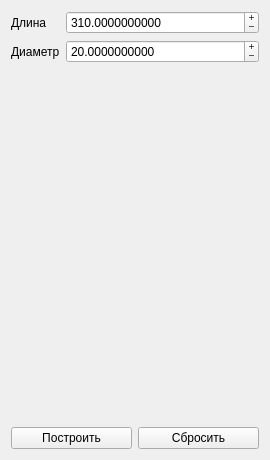
Old version of the form PneumocylinderConfigurator/ParamsWidget.ui in the repository maxchistt/PneumocylinderConfigurator.
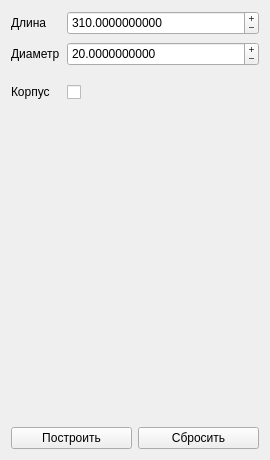
New version of the form.

Commit message: Separate build params and add frame build param

The edit to the form file:
```diff
--- a/PneumocylinderConfigurator/ParamsWidget.ui
+++ b/PneumocylinderConfigurator/ParamsWidget.ui
@@ -16,8 +16,29 @@
   <layout class="QVBoxLayout" name="verticalLayout">
    <item>
     <layout class="QFormLayout" name="formLayout">
+     <property name="sizeConstraint">
+      <enum>QLayout::SetDefaultConstraint</enum>
+     </property>
+     <property name="fieldGrowthPolicy">
+      <enum>QFormLayout::AllNonFixedFieldsGrow</enum>
+     </property>
+     <property name="formAlignment">
+      <set>Qt::AlignLeading|Qt::AlignLeft|Qt::AlignVCenter</set>
+     </property>
+     <property name="horizontalSpacing">
+      <number>7</number>
+     </property>
+     <property name="verticalSpacing">
+      <number>7</number>
+     </property>
      <item row="0" column="0">
       <widget class="QLabel" name="label">
+       <property name="sizePolicy">
+        <sizepolicy hsizetype="Preferred" vsizetype="Preferred">
+         <horstretch>0</horstretch>
+         <verstretch>0</verstretch>
+        </sizepolicy>
+       </property>
        <property name="text">
         <string>Длина</string>
        </property>
@@ -32,6 +53,12 @@
      </item>
      <item row="0" column="1">
       <widget class="QDoubleSpinBox" name="doubleSpinBox_length">
+       <property name="minimumSize">
+        <size>
+         <width>0</width>
+         <height>24</height>
+        </size>
+       </property>
        <property name="buttonSymbols">
         <enum>QAbstractSpinBox::PlusMinus</enum>
        </property>
@@ -54,6 +81,12 @@
      </item>
      <item row="1" column="1">
       <widget class="QDoubleSpinBox" name="doubleSpinBox_diam">
+       <property name="minimumSize">
+        <size>
+         <width>0</width>
+         <height>24</height>
+        </size>
+       </property>
        <property name="buttonSymbols">
         <enum>QAbstractSpinBox::PlusMinus</enum>
        </property>
@@ -71,6 +104,71 @@
        </property>
       </widget>
      </item>
+     <item row="3" column="0">
+      <widget class="QLabel" name="label_3">
+       <property name="text">
+        <string>Корпус</string>
+       </property>
+      </widget>
+     </item>
+     <item row="3" column="1">
+      <widget class="QCheckBox" name="checkBox_frame">
+       <property name="sizePolicy">
+        <sizepolicy hsizetype="Minimum" vsizetype="Fixed">
+         <horstretch>0</horstretch>
+         <verstretch>24</verstretch>
+        </sizepolicy>
+       </property>
+       <property name="minimumSize">
+        <size>
+         <width>0</width>
+         <height>24</height>
+        </size>
+       </property>
+       <property name="sizeIncrement">
+        <size>
+         <width>0</width>
+         <height>0</height>
+        </size>
+       </property>
+       <property name="baseSize">
+        <size>
+         <width>0</width>
+         <height>0</height>
+        </size>
+       </property>
+       <property name="font">
+        <font>
+         <pointsize>8</pointsize>
+        </font>
+       </property>
+       <property name="text">
+        <string/>
+       </property>
+       <property name="iconSize">
+        <size>
+         <width>24</width>
+         <height>24</height>
+        </size>
+       </property>
+      </widget>
+     </item>
+     <item row="2" column="1">
+      <spacer name="verticalSpacer_2">
+       <property name="orientation">
+        <enum>Qt::Vertical</enum>
+       </property>
+       <property name="sizeType">
+        <enum>QSizePolicy::Fixed</enum>
+       </property>
+       <property name="sizeHint" stdset="0">
+        <size>
+         <width>20</width>
+         <height>0</height>
+        </size>
+       </property>
+      </spacer>
+     </item>
     </layout>
    </item>
    <item>
```
Left out of the diff: 14 changed lines with no effect on the pictures. The commit also changes 9 other files.
